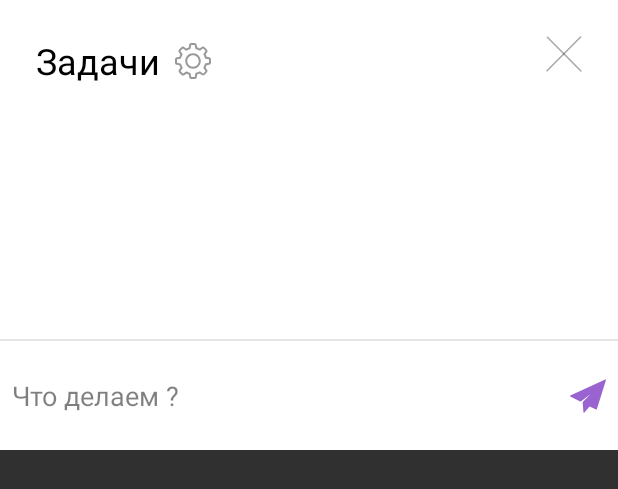
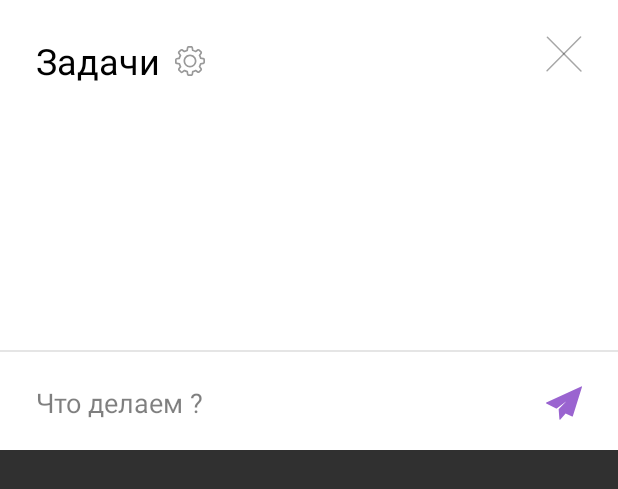
Before and after one commit to romashka256/CityWork, an Android app: the layout tasks_dialog.xml on its own in the app's theme, with its tools: preview values and no code run, on a phone screen of 412 x 824 dp. Shown: the top 489 px of the screen. Run offline under Robolectric (Android 15) with nearby library versions, the phone set to English and light mode, and no system bars.

Commit message:
tasks dialog ui buildings order

```diff
--- a/app/src/main/AndroidManifest.xml
+++ b/app/src/main/AndroidManifest.xml
@@ -19,7 +19,8 @@
             android:screenOrientation="portrait"
             android:windowSoftInputMode="adjustPan">
             <intent-filter>
-                <category android:name="android.intent.category.DEFAULT" />
+                <action android:name="android.intent.action.MAIN" />
+                <category android:name="android.intent.category.LAUNCHER" />
             </intent-filter>
         </activity>
         <activity
@@ -34,9 +35,8 @@
             android:name=".ui.tutorial.TutorialActivity"
             android:screenOrientation="portrait">
             <intent-filter>
-                <action android:name="android.intent.action.MAIN" />
+                <category android:name="android.intent.category.DEFAULT" />
 
-                <category android:name="android.intent.category.LAUNCHER" />
             </intent-filter>
         </activity>
 
--- a/app/src/main/java/com/citywork/ui/timerfragment/TasksDialog.java
+++ b/app/src/main/java/com/citywork/ui/timerfragment/TasksDialog.java
@@ -150,6 +150,9 @@ public class TasksDialog extends DialogFragment implements ITaskDialog {
 
             @Override
             public void onTextChanged(CharSequence s, int start, int before, int count) {
+                if(s.length()== 0) {
+                    editText.setTypeface(fontUtils.getLight());
+                }
                 iTasksDialogViewModel.onTextChanged(s.toString());
             }
 
@@ -181,7 +184,7 @@ public class TasksDialog extends DialogFragment implements ITaskDialog {
 
     private void setFonts() {
         titleTV.setTypeface(fontUtils.getLight());
-        editText.setTypeface(fontUtils.getRegular());
+        editText.setTypeface(fontUtils.getLight());
         noTasksTV.setTypeface(fontUtils.getLight());
     }
 }
--- a/app/src/main/java/com/citywork/utils/TaskValidator.java
+++ b/app/src/main/java/com/citywork/utils/TaskValidator.java
@@ -2,7 +2,7 @@ package com.citywork.utils;
 
 public class TaskValidator {
     public boolean isValid(String task) {
-        if (task.trim().equals("")) {
+        if (task == null || task.trim().equals("")) {
             return false;
         } else {
             return true;
--- a/app/src/main/res/layout/tasks_dialog.xml
+++ b/app/src/main/res/layout/tasks_dialog.xml
@@ -48,8 +48,8 @@
 
     <ImageView
         android:id="@+id/tasks_dialog_settings"
-        android:layout_width="wrap_content"
-        android:layout_height="wrap_content"
+        android:layout_width="20dp"
+        android:layout_height="20dp"
         android:layout_marginStart="10dp"
         android:layout_marginEnd="8dp"
         app:layout_constraintBottom_toBottomOf="@+id/tasks_dialog_title"
@@ -74,7 +74,7 @@
         android:layout_width="match_parent"
         android:layout_height="1dp"
         android:layout_gravity="center_vertical"
-        android:layout_marginBottom="24dp"
+        android:layout_marginBottom="21dp"
         android:background="@drawable/statistics_divider_hor"
         app:layout_constraintBottom_toTopOf="@+id/tasks_dialog_edittext" />
 
@@ -82,9 +82,9 @@
         android:id="@+id/tasks_dialog_edittext"
         android:layout_width="0dp"
         android:layout_height="wrap_content"
-        android:layout_marginStart="8dp"
+        android:layout_marginStart="24dp"
         android:layout_marginEnd="8dp"
-        android:layout_marginBottom="24dp"
+        android:layout_marginBottom="19dp"
         android:background="@android:color/transparent"
         android:ems="10"
         android:hint="@string/task_dialog_edittext_hint"
@@ -99,7 +99,7 @@
         android:id="@+id/tasks_dialog_sendiv"
         android:layout_width="wrap_content"
         android:layout_height="wrap_content"
-        android:layout_marginEnd="8dp"
+        android:layout_marginEnd="24dp"
         app:layout_constraintBottom_toBottomOf="@+id/tasks_dialog_edittext"
         app:layout_constraintEnd_toEndOf="parent"
         app:layout_constraintTop_toTopOf="@+id/tasks_dialog_edittext"
```
Also changed, not shown: app/build.gradle (+7 -0 lines), app/src/main/java/com/citywork/ui/MainActivity.java (+14 -3 lines), app/src/main/java/com/citywork/ui/tutorial/TutorialActivity.java (+6 -6 lines), app/src/main/java/com/citywork/viewmodels/timerfragment/TimerFragmentViewModel.java (+10 -10 lines).
